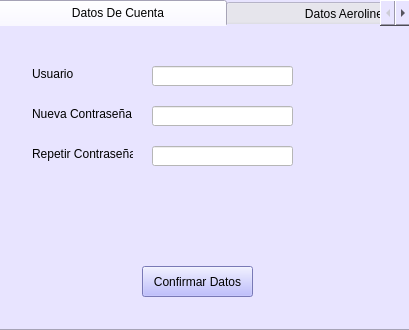
The window that Interfaces Aeropuerto/usuarioAerolinea.ui (vanesagustin98/Aerocamp) describes before a commit, drawn with Qt 5.
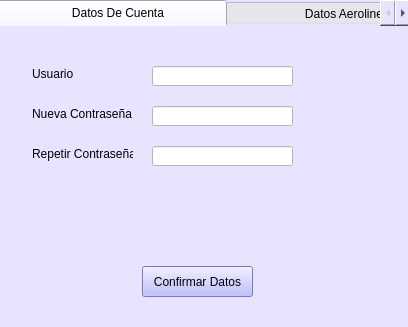
The same window after the commit.

Patch:
```diff
--- a/Interfaces Aeropuerto/usuarioAerolinea.ui
+++ b/Interfaces Aeropuerto/usuarioAerolinea.ui
@@ -6,8 +6,8 @@
    <rect>
     <x>0</x>
     <y>0</y>
-    <width>409</width>
-    <height>330</height>
+    <width>408</width>
+    <height>327</height>
    </rect>
   </property>
   <property name="windowTitle">
```
